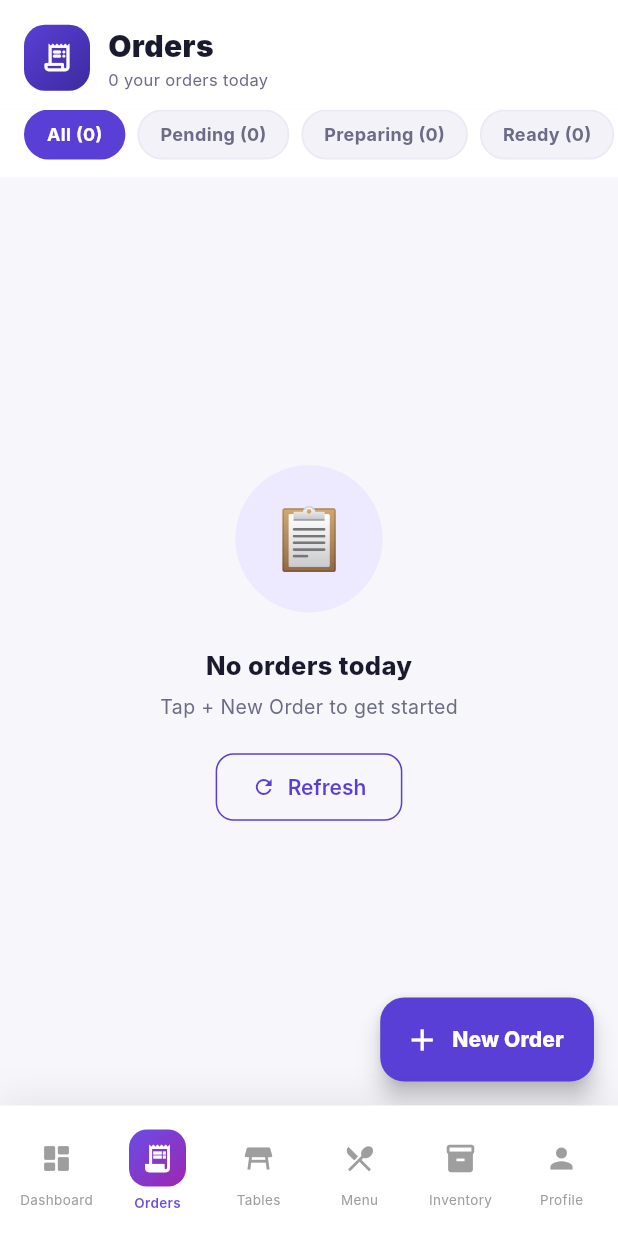
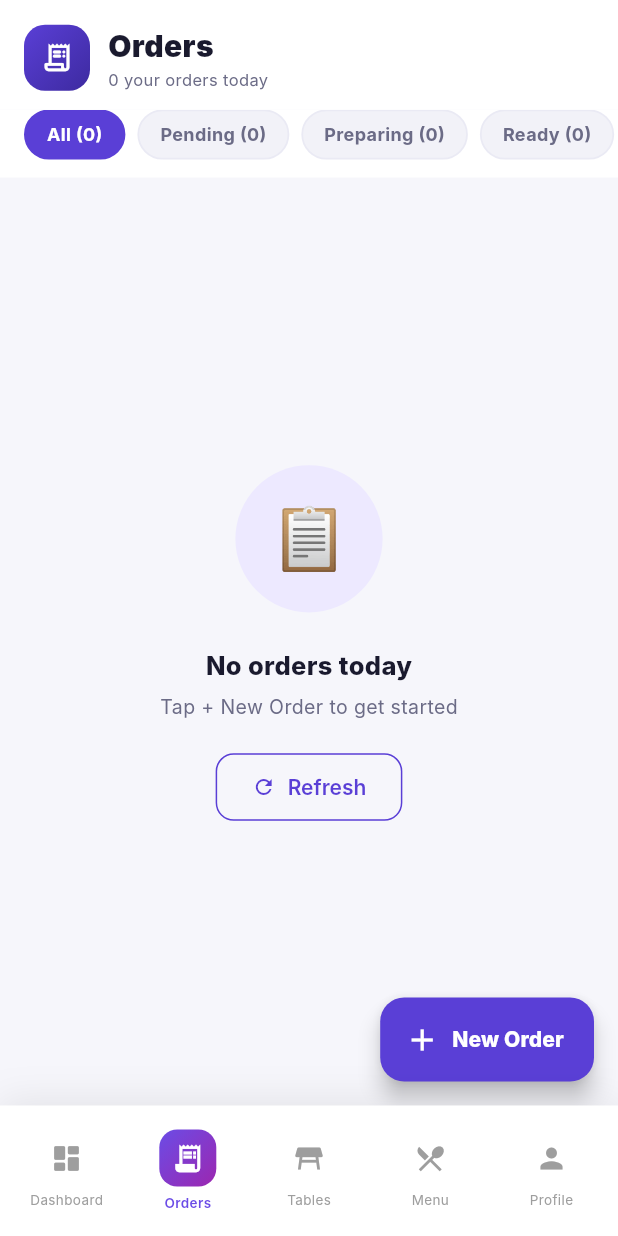
Before and after one commit to joesaniya/pos_app, a Flutter app: the PageSwitcher screen opened directly, scrolled down 576 dp, after a tap on "Orders", on a phone screen of 412 x 824 dp. Run offline on Flutter 3.47's test engine with Material 3 defaults, Android fonts, the phone set to English and light mode, and no system bars; our stand-ins replace cloud_firestore, firebase_auth, firebase_core, firebase_storage, fl_chart, flutter_local_notifications and 8 more; missing offline and left inert: workmanager; accounts and stored records are empty; Roboto replaces fonts that are missing (Inter); statements that could not run were skipped.

Commit message:
inventory hide for server

```diff
--- a/lib/providers/page_switcher_provider.dart
+++ b/lib/providers/page_switcher_provider.dart
@@ -1,4 +1,37 @@
 import 'package:flutter/material.dart';
+import 'package:pos_app/services/storage_service.dart';
+
+class PageSwitcherProvider extends ChangeNotifier {
+  int _selectedIndex = 0;
+  String _role = '';
+
+  int get selectedIndex => _selectedIndex;
+  String get role => _role;
+
+  // Roles that can access Inventory
+  static const List<String> _inventoryAllowedRoles = [
+    'system',
+    'admin',
+    'manager',
+    'owner',
+  ];
+
+  bool get canAccessInventory => _inventoryAllowedRoles.contains(_role.toLowerCase());
+
+  Future<void> loadRole() async {
+    final data = await StorageService.instance.getUserData();
+    _role = data['role'] ?? '';
+    notifyListeners();
+  }
+
+  void setSelectedIndex(int index) {
+    // Guard: if server tries to go to inventory (index 4), block it
+    if (index == 4 && !canAccessInventory) return;
+    _selectedIndex = index;
+    notifyListeners();
+  }
+}
+/*import 'package:flutter/material.dart';
 
 class PageSwitcherProvider extends ChangeNotifier {
   int _selectedIndex = 0;
@@ -9,4 +42,4 @@ class PageSwitcherProvider extends ChangeNotifier {
     _selectedIndex = index;
     notifyListeners();
   }
-}
+}*/
--- a/lib/screens/page_switcher.dart
+++ b/lib/screens/page_switcher.dart
@@ -11,8 +11,20 @@ import 'tables_screen.dart';
 import 'menu_screen.dart';
 import 'inventory_screen.dart';
 
-class PageSwitcher extends StatelessWidget {
+class PageSwitcher extends StatefulWidget {
   const PageSwitcher({Key? key}) : super(key: key);
+
+  @override
+  State<PageSwitcher> createState() => _PageSwitcherState();
+}
+
+class _PageSwitcherState extends State<PageSwitcher> {
+  @override
+  void initState() {
+    super.initState();
+    // Load role as soon as the widget mounts
+    Future.microtask(() => context.read<PageSwitcherProvider>().loadRole());
+  }
 
   @override
   Widget build(BuildContext context) {
@@ -21,13 +33,17 @@ class PageSwitcher extends StatelessWidget {
         return Scaffold(
           body: IndexedStack(
             index: navigationProvider.selectedIndex,
-            children: const [
-              DashboardScreen(),
-              OrdersScreen(),
-              TablesScreen(),
-              MenuScreen(),
-              InventoryScreen(),
-              ProfileScreen(),
+            children: [
+              const DashboardScreen(),
+              const OrdersScreen(),
+              const TablesScreen(),
+              const MenuScreen(),
+              // Only render InventoryScreen for allowed roles
+              if (navigationProvider.canAccessInventory)
+                const InventoryScreen()
+              else
+                const SizedBox.shrink(),
+              const ProfileScreen(),
             ],
           ),
           bottomNavigationBar: const BottomNavBar(),
@@ -92,6 +108,8 @@ class BottomNavBar extends StatelessWidget {
                     isSelected: navigationProvider.selectedIndex == 3,
                     onTap: () => navigationProvider.setSelectedIndex(3),
                   ),
+                  // Hide Inventory tab entirely for servers
+                  if (navigationProvider.canAccessInventory)
                     _NavItem(
                       index: 4,
                       icon: Icons.inventory_2,
```
Lines whose indentation alone changed are shown as unchanged.
